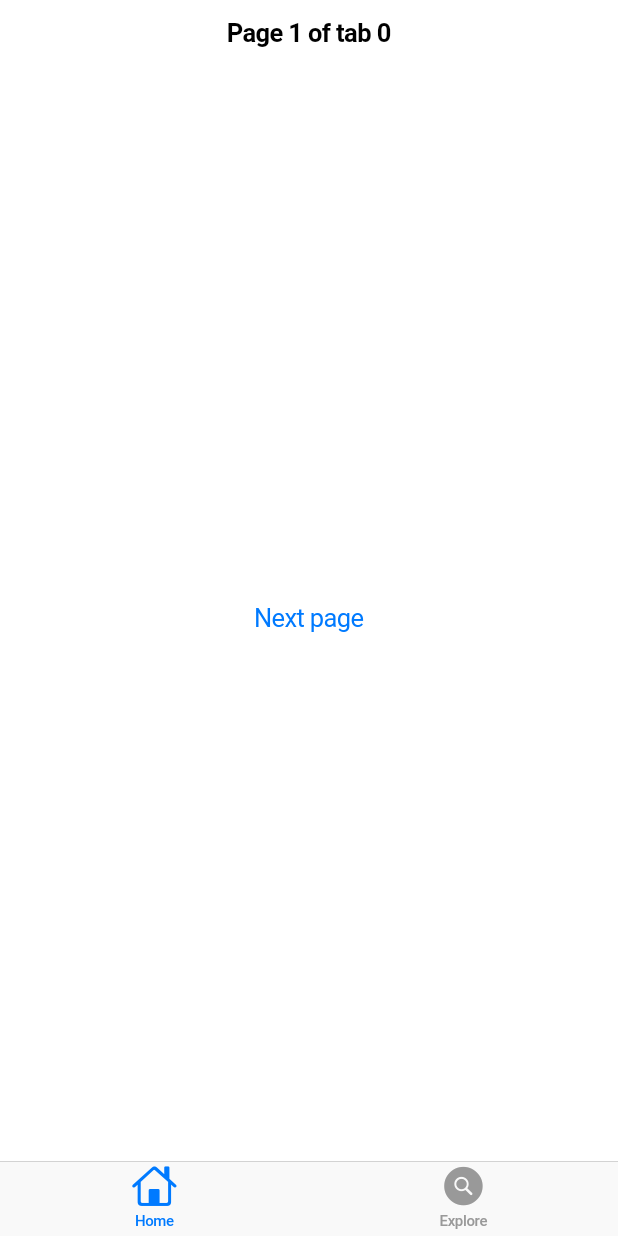
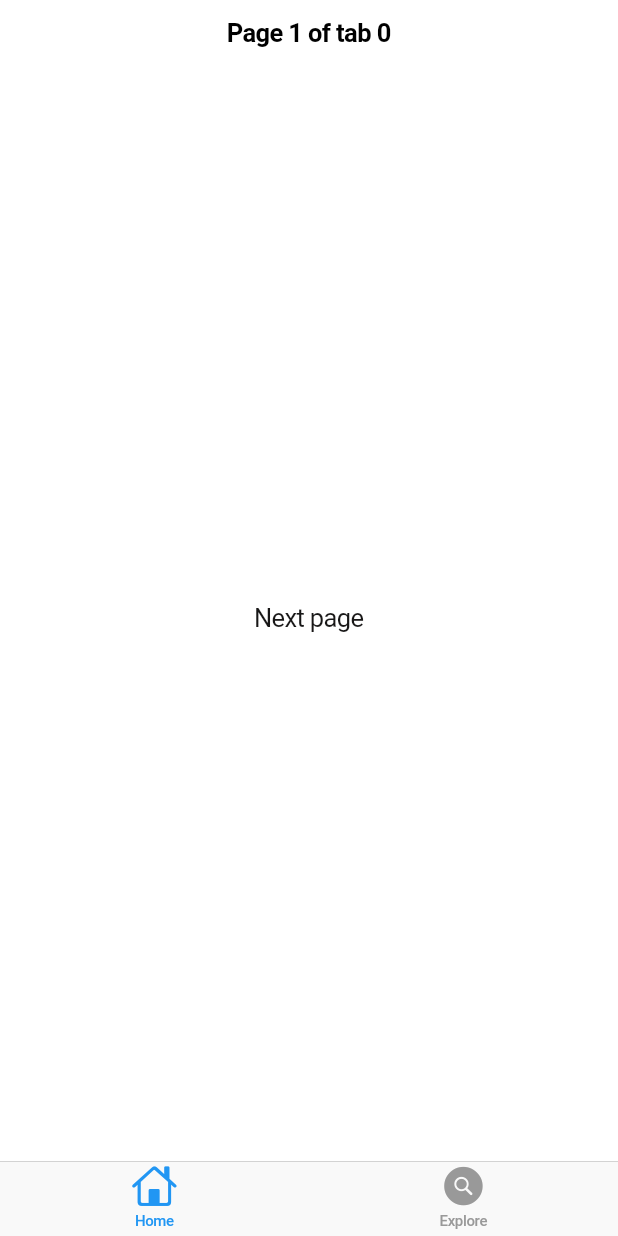
Before and after one commit to sukwony/flutter-clean-architecture, a Flutter app: the screen it shows after launch, on a phone screen of 412 x 824 dp. Run offline on Flutter 3.47's test engine with Material 2 defaults, Android fonts, the phone set to English and light mode, and no system bars.

Commit message:
implement theme (#8)
* implement theme

* fix

* fix import

```diff
--- /dev/null
+++ b/lib/app_colors.dart
@@ -0,0 +1,51 @@
+import 'package:flutter/material.dart';
+
+const _lightGrey = Color(0xffe6e6e6);
+const _lightGreyTwo = Color(0xffababab);
+const _grey = Color(0xff565656);
+const _greyTwo = Color(0xff2d2d2d);
+const _black = Color(0xff181717);
+const _red = Color(0xffff366e);
+const _lightRed = Color(0xffff5b89);
+const _green = Color(0xff00ff8d);
+const _purple = Color(0xff7f50ff);
+const _lightPurple = Color(0xff956fff);
+
+class AppColors extends ThemeExtension<AppColors> {
+  final Color backgroundWhite;
+  final Color textBlackOnWhite;
+
+  AppColors({
+    this.backgroundWhite = Colors.white,
+    this.textBlackOnWhite = _black
+  });
+
+
+  @override
+  ThemeExtension<AppColors> copyWith({
+    Color? backgroundWhite,
+    Color? textBlackOnWhite
+  }) {
+    return AppColors(
+      backgroundWhite: backgroundWhite ?? this.backgroundWhite,
+      textBlackOnWhite: textBlackOnWhite ?? this.textBlackOnWhite
+    );
+  }
+
+  @override
+  ThemeExtension<AppColors> lerp(covariant ThemeExtension<AppColors>? other, double t) {
+    if (other is! AppColors) {
+      return this;
+    }
+    return AppColors(
+      backgroundWhite: Color.lerp(backgroundWhite, other.backgroundWhite, t) ?? backgroundWhite,
+      textBlackOnWhite: Color.lerp(textBlackOnWhite, other.textBlackOnWhite, t) ?? textBlackOnWhite,
+    );
+  }
+}
+
+final lightColors = AppColors();
+final darkColors = AppColors(
+  backgroundWhite: _greyTwo,
+  textBlackOnWhite: Colors.white
+);
--- a/lib/main.dart
+++ b/lib/main.dart
@@ -1,4 +1,7 @@
 import 'package:flutter/cupertino.dart';
+import 'package:flutter/material.dart';
+
+import 'app_colors.dart';
 
 void main() => runApp(const TabScaffoldApp());
 
@@ -7,9 +10,14 @@ class TabScaffoldApp extends StatelessWidget {
 
   @override
   Widget build(BuildContext context) {
-    return const CupertinoApp(
-      theme: CupertinoThemeData(brightness: Brightness.light),
-      home: TabScaffoldExample(),
+    return MaterialApp(
+      theme: ThemeData(
+        extensions: <ThemeExtension<dynamic>>[lightColors]
+      ),
+      darkTheme: ThemeData(
+        extensions: <ThemeExtension<dynamic>>[darkColors]
+      ),
+      home: const TabScaffoldExample(),
     );
   }
 }
@@ -40,13 +48,19 @@ class _TabScaffoldExampleState extends State<TabScaffoldExample> {
       tabBuilder: (BuildContext context, int index) {
         return CupertinoTabView(
           builder: (BuildContext context) {
+            final appColors = Theme.of(context).extension<AppColors>()!;
+
             return CupertinoPageScaffold(
+              backgroundColor: appColors.backgroundWhite,
               navigationBar: CupertinoNavigationBar(
                 middle: Text('Page 1 of tab $index'),
               ),
               child: Center(
                 child: CupertinoButton(
-                  child: const Text('Next page'),
+                  child: Text(
+                    'Next page',
+                    style: TextStyle(color: appColors.textBlackOnWhite)
+                  ),
                   onPressed: () {
                     Navigator.of(context).push(
                       CupertinoPageRoute<void>(
```
